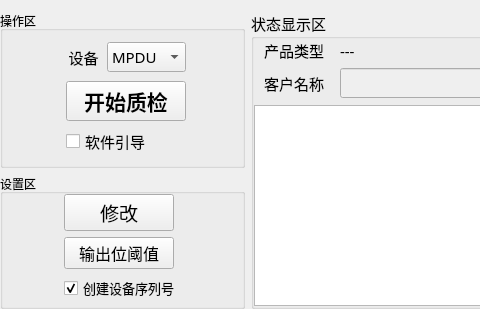
Old version of the form PDU-QualityTest/home/home_workwid.ui in the repository ChinaClever/PDU-QualityTest; both pictures show x 0 to 480 and y 0 to 309 of the 1002 by 309 pixel window.
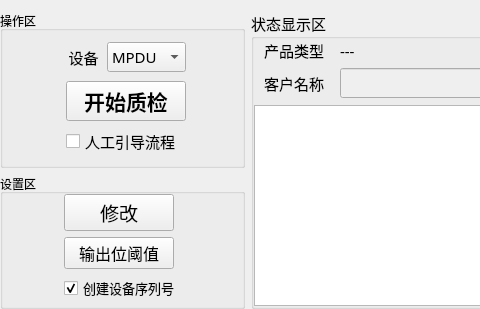
New version of the form.

```diff
--- a/PDU-QualityTest/home/home_workwid.ui
+++ b/PDU-QualityTest/home/home_workwid.ui
@@ -639,7 +639,7 @@
          </font>
         </property>
         <property name="text">
-         <string>软件引导</string>
+         <string>人工引导流程</string>
         </property>
        </widget>
       </item>
```
